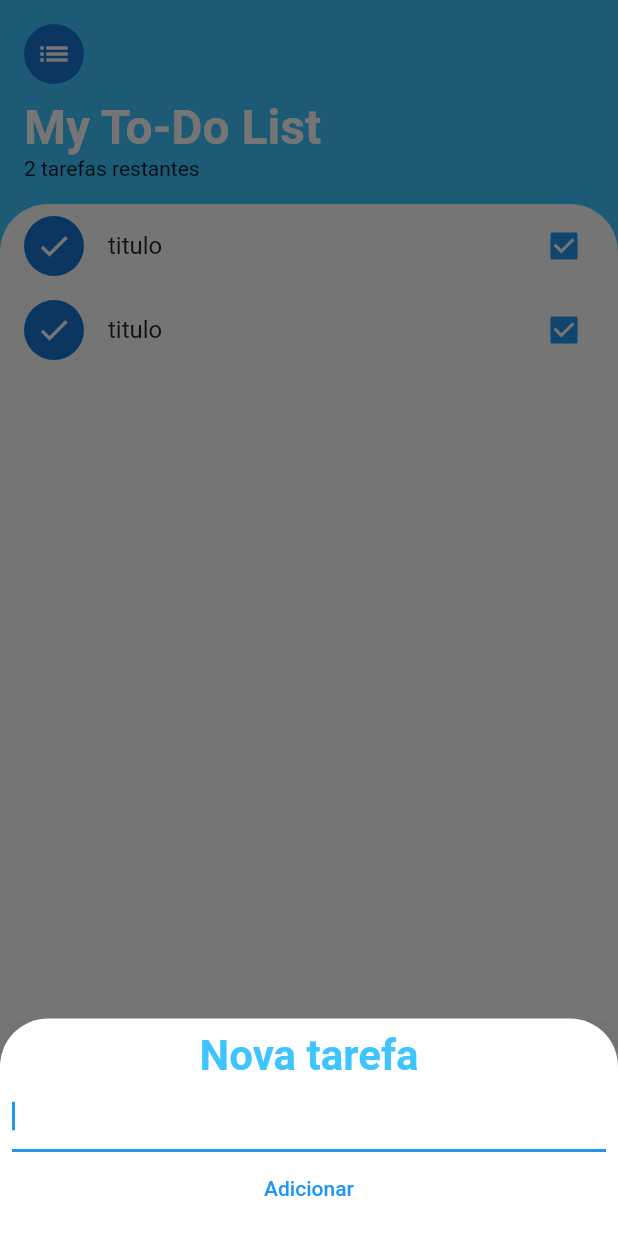
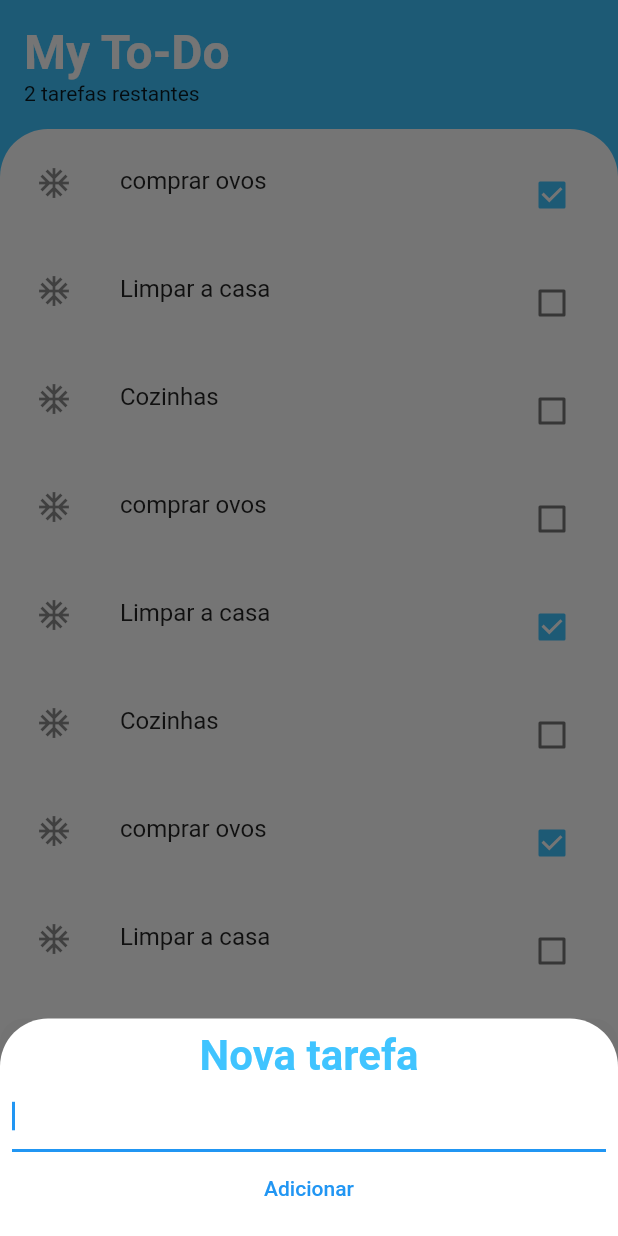
Before and after one commit to ElexandroTorres/To-Do-App, a Flutter app: the screen it shows after launch, after a tap on the "add" icon, on a phone screen of 412 x 824 dp. Run offline on Flutter 3.47's test engine with Material 2 defaults, Android fonts, the phone set to English and light mode, and no system bars.

Commit message:
task model and change state of view list

```diff
--- a/lib/main.dart
+++ b/lib/main.dart
@@ -1,5 +1,7 @@
 import 'package:flutter/material.dart';
 import 'package:path_provider/path_provider.dart';
+import 'package:to_do_app/model/task.dart';
+import 'package:to_do_app/ui/screens/task_page.dart';
 import 'package:to_do_app/ui/widgets/add_task_bottom_sheet.dart';
 import 'package:to_do_app/ui/widgets/task_item.dart';
 
@@ -14,90 +16,7 @@ class ToDoApp extends StatelessWidget {
   Widget build(BuildContext context) {
     return MaterialApp(
       title: 'My ToDo App',
-      home: HomePage(),
+      home: TaskPage(),
     );
   }
 }
-
-class HomePage extends StatelessWidget {
-  List _todoList = [];
-  Map<String, dynamic> _lastRemoved = Map();
-  int _lastRemovedIndex = 0;
-
-  @override
-  Widget build(BuildContext context) {
-    return Scaffold(
-      backgroundColor: Colors.lightBlueAccent,
-      body: SafeArea(
-        child: Column(
-          crossAxisAlignment: CrossAxisAlignment.start,
-          children: [
-            Container(
-              padding: EdgeInsets.all(16),
-              child: Column(
-                crossAxisAlignment: CrossAxisAlignment.start,
-                children: [
-                  CircleAvatar(child: Icon(Icons.list)),
-                  SizedBox(
-                    height: 10,
-                  ),
-                  Text(
-                    'My To-Do List',
-                    style: TextStyle(
-                        fontSize: 32,
-                        color: Colors.white,
-                        fontWeight: FontWeight.w600),
-                  ),
-                  Text('2 tarefas restantes'),
-                ],
-              ),
-            ),
-            Expanded(
-              child: Container(
-                decoration: BoxDecoration(
-                  color: Colors.white,
-                  borderRadius: BorderRadius.only(
-                    topLeft: Radius.circular(32),
-                    topRight: Radius.circular(32),
-                  ),
-                ),
-                child: ListView(
-                  children: [
-                    /*
-                    ListTile(
-                        title: Text('teste'),
-                        leading: Icon(Icons.h_mobiledata),
-                        trailing: Checkbox(
-                          onChanged: (value) => {},
-                          value: false,
-                        )),
-                        */
-                    TaskItem(),
-                    TaskItem(),
-                  ],
-                ),
-              ),
-            ),
-          ],
-        ),
-      ),
-      floatingActionButton: FloatingActionButton(
-        backgroundColor: Colors.lightBlueAccent,
-        onPressed: () {
-          showModalBottomSheet(
-            context: context,
-            isScrollControlled: true,
-            backgroundColor: Colors.transparent,
-            builder: (context) => SingleChildScrollView(
-              child: Container(
-                  padding: EdgeInsets.only(
-                      bottom: MediaQuery.of(context).viewInsets.bottom),
-                  child: AddTaskBottomSheet()),
-            ),
-          );
-        },
-        child: Icon(Icons.add),
-      ),
-    );
-  }
-}
--- /dev/null
+++ b/lib/model/task.dart
@@ -0,0 +1,11 @@
+class Task {
+  final String name;
+  DateTime? date;
+  bool isComplete;
+
+  Task({required this.name, this.isComplete = false, this.date});
+
+  void changeTaskState() {
+    isComplete = !isComplete;
+  }
+}
--- /dev/null
+++ b/lib/ui/screens/task_page.dart
@@ -0,0 +1,74 @@
+import 'package:flutter/material.dart';
+import 'package:to_do_app/model/task.dart';
+import 'package:to_do_app/ui/widgets/add_task_bottom_sheet.dart';
+import 'package:to_do_app/ui/widgets/task_item.dart';
+import 'package:to_do_app/ui/widgets/task_list.dart';
+
+class TaskPage extends StatelessWidget {
+  List _todoList = [];
+  Map<String, dynamic> _lastRemoved = Map();
+  int _lastRemovedIndex = 0;
+
+  @override
+  Widget build(BuildContext context) {
+    return Scaffold(
+      backgroundColor: Colors.lightBlueAccent,
+      body: SafeArea(
+        child: Column(
+          crossAxisAlignment: CrossAxisAlignment.start,
+          children: [
+            Container(
+              padding: EdgeInsets.all(16),
+              child: Column(
+                crossAxisAlignment: CrossAxisAlignment.start,
+                children: [
+                  Text(
+                    'My To-Do',
+                    style: TextStyle(
+                        fontSize: 32,
+                        color: Colors.white,
+                        fontWeight: FontWeight.w600),
+                  ),
+                  Text('2 tarefas restantes'),
+                ],
+              ),
+            ),
+            Expanded(
+              child: Container(
+                padding: EdgeInsets.all(8),
+                decoration: BoxDecoration(
+                  color: Colors.white,
+                  borderRadius: BorderRadius.only(
+                    topLeft: Radius.circular(32),
+                    topRight: Radius.circular(32),
+                  ),
+                ),
+                child: Container(
+                  //padding: EdgeInsets.all(16),
+                  child: TaskList(),
+                ),
+              ),
+            ),
+          ],
+        ),
+      ),
+      floatingActionButton: FloatingActionButton(
+        backgroundColor: Colors.lightBlueAccent,
+        onPressed: () {
+          showModalBottomSheet(
+            context: context,
+            isScrollControlled: true,
+            backgroundColor: Colors.transparent,
+            builder: (context) => SingleChildScrollView(
+              child: Container(
+                  padding: EdgeInsets.only(
+                      bottom: MediaQuery.of(context).viewInsets.bottom),
+                  child: AddTaskBottomSheet()),
+            ),
+          );
+        },
+        child: Icon(Icons.add),
+      ),
+    );
+  }
+}
--- a/lib/ui/widgets/add_task_bottom_sheet.dart
+++ b/lib/ui/widgets/add_task_bottom_sheet.dart
@@ -39,9 +39,12 @@ class AddTaskBottomSheet extends StatelessWidget {
                   color: Colors.lightBlueAccent,
                   fontSize: 16,
                 ),
+                keyboardType: TextInputType.name,
               ),
               TextButton(
-                onPressed: () {},
+                onPressed: () {
+                  Navigator.pop(context);
+                },
                 child: Text('Adicionar'),
               ),
             ],
--- a/lib/ui/widgets/task_item.dart
+++ b/lib/ui/widgets/task_item.dart
@@ -1,7 +1,18 @@
 import 'package:flutter/material.dart';
 
 class TaskItem extends StatelessWidget {
-  const TaskItem({Key? key}) : super(key: key);
+  final String taskName;
+  final DateTime? taskDate;
+  final bool taskIsComplete;
+  final Function checkBoxChanged;
+
+  const TaskItem(
+      {Key? key,
+      required this.taskName,
+      this.taskDate,
+      this.taskIsComplete = false,
+      required this.checkBoxChanged})
+      : super(key: key);
 
   @override
   Widget build(BuildContext context) {
@@ -9,7 +20,11 @@ class TaskItem extends StatelessWidget {
       key: Key(DateTime.now().millisecondsSinceEpoch.toString()),
       background: Container(
         padding: EdgeInsets.all(16),
-        color: Colors.redAccent,
+        decoration: ShapeDecoration(
+          color: Colors.redAccent,
+          shape:
+              RoundedRectangleBorder(borderRadius: BorderRadius.circular(16)),
+        ),
         child: Align(
           alignment: Alignment.centerLeft,
           child: Icon(
@@ -20,15 +35,14 @@ class TaskItem extends StatelessWidget {
       ),
       direction: DismissDirection.startToEnd,
       child: CheckboxListTile(
-        title: Text('titulo'),
-        value: true,
-        secondary: CircleAvatar(
-          child: Icon(Icons.check),
-        ),
-        onChanged: (value) {
-          //função
-        },
-      ),
+          activeColor: Colors.lightBlueAccent,
+          onChanged: (value) => checkBoxChanged(value),
+          value: taskIsComplete,
+          secondary: Icon(Icons.ac_unit),
+          title: Text(taskName),
+          shape:
+              RoundedRectangleBorder(borderRadius: BorderRadius.circular(16)),
+          subtitle: Text(taskDate != null ? taskDate.toString() : '')),
       onDismissed: (direction) {},
     );
   }
--- /dev/null
+++ b/lib/ui/widgets/task_list.dart
@@ -0,0 +1,44 @@
+import 'package:flutter/material.dart';
+import 'package:to_do_app/model/task.dart';
+import 'package:to_do_app/ui/widgets/task_item.dart';
+
+class TaskList extends StatefulWidget {
+  const TaskList({
+    Key? key,
+  }) : super(key: key);
+
+  @override
+  State<TaskList> createState() => _TaskListState();
+}
+
+class _TaskListState extends State<TaskList> {
+  List<Task> tasks = [
+    Task(name: 'comprar ovos', isComplete: true),
+    Task(name: 'Limpar a casa'),
+    Task(name: 'Cozinhas'),
+    Task(name: 'comprar ovos'),
+    Task(name: 'Limpar a casa', isComplete: true),
+    Task(name: 'Cozinhas'),
+    Task(name: 'comprar ovos', isComplete: true),
+    Task(name: 'Limpar a casa'),
+    Task(name: 'Cozinhas'),
+  ];
+
+  @override
+  Widget build(BuildContext context) {
+    return ListView.builder(
+      itemBuilder: (context, index) {
+        return TaskItem(
+          taskName: tasks[index].name,
+          taskIsComplete: tasks[index].isComplete,
+          checkBoxChanged: (value) {
+            setState(() {
+              tasks[index].changeTaskState();
+            });
+          },
+        );
+      },
+      itemCount: tasks.length,
+    );
+  }
+}
```
